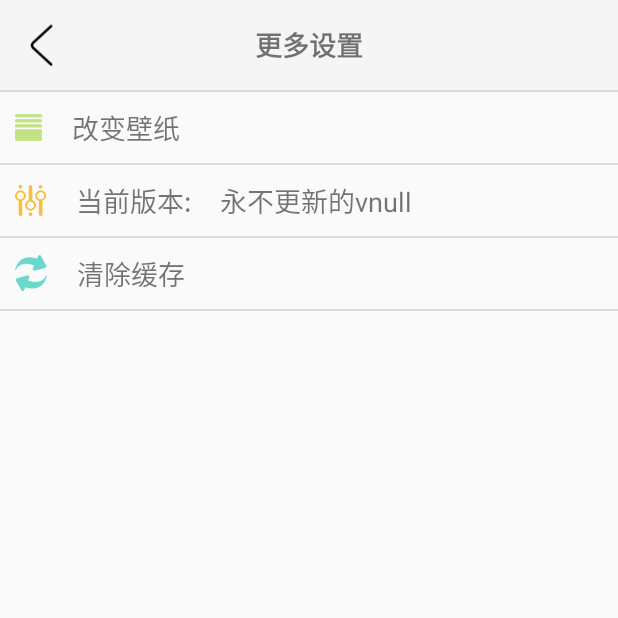
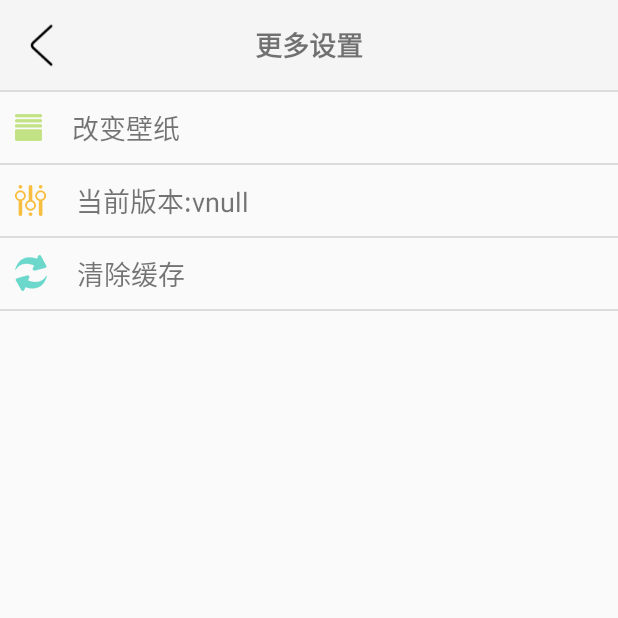
Before and after one commit to hjzy/weather, an Android app: the MoreActivity screen opened directly, with no data from a screen before it, on a phone screen of 412 x 824 dp, the top half of it. Run offline under Robolectric (Android 15) with nearby library versions, the phone set to English and light mode, and no system bars.

Commit message:
a little delete

```diff
--- a/app/src/main/java/com/animee/forecast/MoreActivity.java
+++ b/app/src/main/java/com/animee/forecast/MoreActivity.java
@@ -42,7 +42,7 @@ public class MoreActivity extends AppCompatActivity implements View.OnClickListe
         backIv.setOnClickListener(this);
         pref = getSharedPreferences("bg_pref", MODE_PRIVATE);
         String versionName = getVersionName();
-        versionTv.setText("当前版本:    永不更新的v"+versionName);
+        versionTv.setText("当前版本:v"+versionName);
         setRGListener();
     }
 
```
